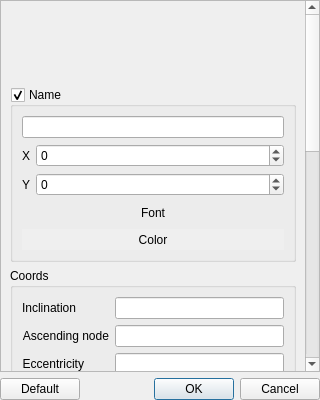
Before: the Qt Designer form dialogs/sgp4/ui/sgp4.ui in ivantaran/satviewer, drawn with Qt 5.
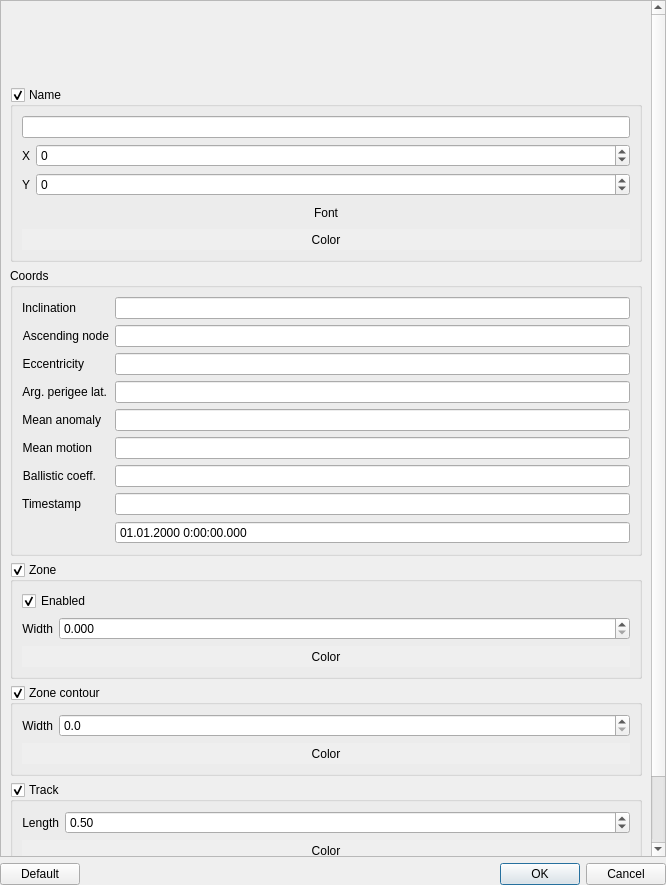
After: the same form once the commit is applied.

Diff of the .ui file:
```diff
--- a/dialogs/sgp4/ui/sgp4.ui
+++ b/dialogs/sgp4/ui/sgp4.ui
@@ -6,8 +6,8 @@
    <rect>
     <x>0</x>
     <y>0</y>
-    <width>320</width>
-    <height>400</height>
+    <width>666</width>
+    <height>885</height>
    </rect>
   </property>
   <property name="sizePolicy">
@@ -67,7 +67,7 @@
       <property name="geometry">
        <rect>
         <x>0</x>
-        <y>0</y>
+        <y>-422</y>
         <width>662</width>
         <height>1807</height>
        </rect>
```
